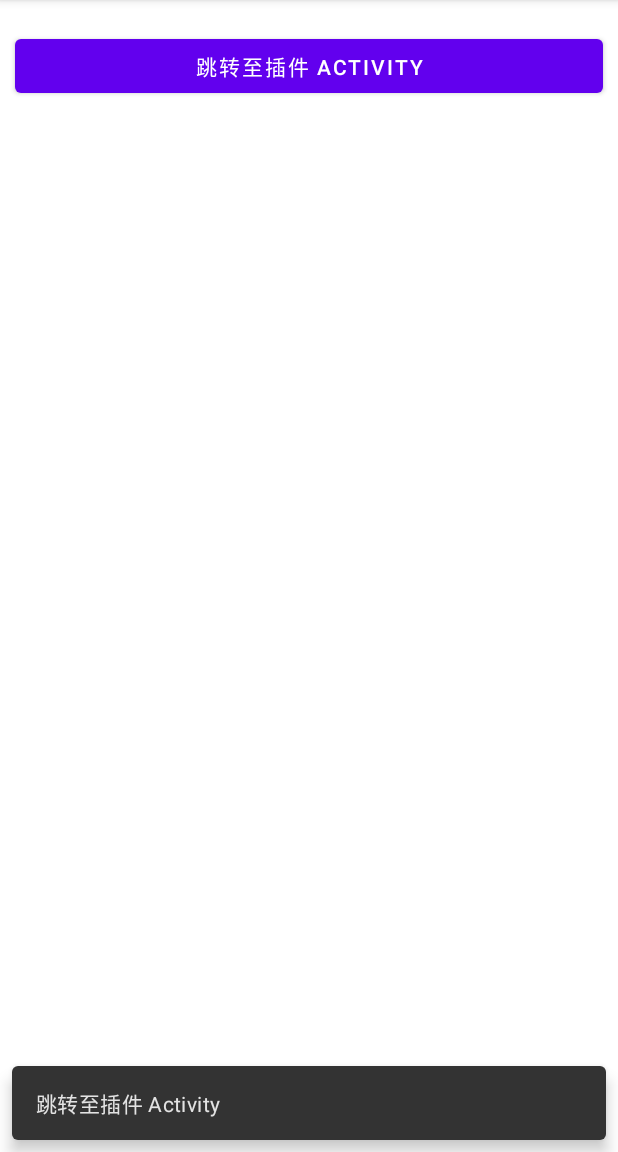
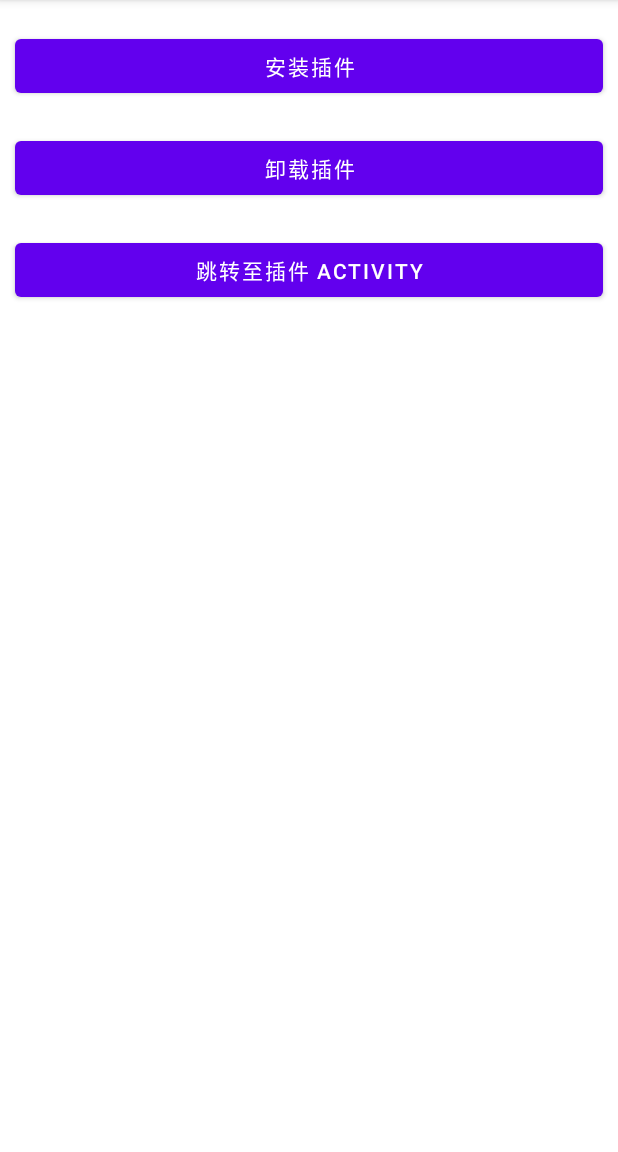
Before and after one commit to monkey1992/XyAndroid, an Android app: the screen it shows after launch (MainActivity), after a tap on "跳转至插件 ACTIVITY", on a phone screen of 412 x 824 dp, the part 84-1236 px from its top. Run offline under Robolectric (Android 15) with nearby library versions, the phone set to English and light mode, and no system bars; network calls fail.

Commit message:
插件化学习

```diff
--- a/pluginhost/src/main/AndroidManifest.xml
+++ b/pluginhost/src/main/AndroidManifest.xml
@@ -2,6 +2,7 @@
 <manifest xmlns:android="http://schemas.android.com/apk/res/android">
 
     <application
+        android:name=".host.PluginHostApplication"
         android:allowBackup="true"
         android:icon="@mipmap/ic_launcher"
         android:label="@string/app_name"
@@ -9,7 +10,7 @@
         android:supportsRtl="true"
         android:theme="@style/Theme.XyAndroid">
         <activity
-            android:name=".MainActivity"
+            android:name=".host.MainActivity"
             android:exported="true"
             android:label="@string/app_name"
             android:theme="@style/Theme.XyAndroid.NoActionBar">
@@ -23,6 +24,7 @@
                 android:name="android.app.lib_name"
                 android:value="" />
         </activity>
+        <activity android:name="com.xy.android.plugin.host.ProxyActivity" />
     </application>
 
 </manifest>
--- /dev/null
+++ b/pluginhost/src/main/java/com/xy/android/plugin/host/IPluginsManager.kt
@@ -0,0 +1,28 @@
+package com.xy.android.plugin.host
+
+import android.content.Context
+import java.io.InputStream
+
+/**
+ * 插件管理接口
+ */
+interface IPluginsManager {
+
+    /**
+     * 初始化
+     */
+    fun init(context: Context)
+
+    /**
+     * 安装插件
+     * @param name 插件名称
+     * @param inputStream 输入流
+     */
+    fun installPlugin(name: String, inputStream: InputStream)
+
+    /**
+     * 卸载插件
+     * @param name 插件名称
+     */
+    fun uninstallPlugin(name: String)
+}
--- a/pluginhost/src/main/java/com/xy/android/plugin/MainActivity.kt
+++ b/pluginhost/src/main/java/com/xy/android/plugin/host/MainActivity.kt
@@ -1,8 +1,7 @@
-package com.xy.android.plugin
+package com.xy.android.plugin.host
 
 import android.os.Bundle
 import androidx.appcompat.app.AppCompatActivity
-import com.google.android.material.snackbar.Snackbar
 import com.xy.android.plugin.databinding.ActivityMainBinding
 
 class MainActivity : AppCompatActivity() {
@@ -17,9 +16,16 @@ class MainActivity : AppCompatActivity() {
 
         setSupportActionBar(binding.toolbar)
 
+        binding.content.btnInstallPlugin.setOnClickListener {
+            PluginsManager.installPlugin("plugin", assets.open("plugin.apk"))
+        }
+
+        binding.content.btnUninstallPlugin.setOnClickListener {
+            PluginsManager.uninstallPlugin("plugin")
+        }
+
         binding.content.btnToPluginActivity.setOnClickListener { view ->
-            Snackbar.make(view, R.string.plugin_host_to_plugin_activity, Snackbar.LENGTH_LONG)
-                .setAction("Action", null).show()
+
         }
     }
 }
--- /dev/null
+++ b/pluginhost/src/main/java/com/xy/android/plugin/host/PluginHostApplication.kt
@@ -0,0 +1,11 @@
+package com.xy.android.plugin.host
+
+import android.app.Application
+
+class PluginHostApplication : Application() {
+
+    override fun onCreate() {
+        super.onCreate()
+        PluginsManager.init(this)
+    }
+}
--- /dev/null
+++ b/pluginhost/src/main/java/com/xy/android/plugin/host/PluginsManager.kt
@@ -0,0 +1,55 @@
+package com.xy.android.plugin.host
+
+import android.content.Context
+import dalvik.system.DexClassLoader
+import java.io.File
+import java.io.InputStream
+
+/**
+ * 插件管理接口
+ */
+object PluginsManager : IPluginsManager {
+
+    private const val PLUGINS_DIRECTORY_NAME = "plugins"
+
+    private const val PLUGIN_OPTIMIZED_DIRECTORY = "optimized"
+
+    private const val PLUGIN_LIBRARY_SEARCH_DIRECTORY = "library"
+
+    private lateinit var pluginsDirectory: File
+
+    private val plugins: HashMap<String, Plugin> by lazy { HashMap() }
+
+    override fun init(context: Context) {
+        pluginsDirectory = File(context.filesDir, PLUGINS_DIRECTORY_NAME)
+        if (!pluginsDirectory.exists() || !pluginsDirectory.isDirectory) {
+            pluginsDirectory.mkdirs()
+        }
+    }
+
+    override fun installPlugin(name: String, inputStream: InputStream) {
+        val pluginDirectory = File(pluginsDirectory, name)
+        pluginDirectory.mkdirs()
+        val optimizedDirectory = File(pluginDirectory, PLUGIN_OPTIMIZED_DIRECTORY)
+        optimizedDirectory.mkdirs()
+        val librarySearchDirectory = File(pluginDirectory, PLUGIN_LIBRARY_SEARCH_DIRECTORY)
+        librarySearchDirectory.mkdirs()
+        val pluginFile = File(pluginDirectory, "$name.apk")
+        pluginFile.writeBytes(inputStream.readBytes())
+        val classLoader = DexClassLoader(
+            pluginFile.absolutePath,
+            optimizedDirectory.absolutePath,
+            librarySearchDirectory.absolutePath,
+            ClassLoader.getSystemClassLoader()
+        )
+        plugins[name] = Plugin(name, classLoader)
+    }
+
+    override fun uninstallPlugin(name: String) {
+        val pluginDirectory = File(pluginsDirectory, name)
+        if (pluginDirectory.exists()) {
+            pluginsDirectory.delete()
+        }
+        plugins.remove(name)
+    }
+}
--- a/pluginhost/src/main/res/layout/activity_main.xml
+++ b/pluginhost/src/main/res/layout/activity_main.xml
@@ -4,7 +4,7 @@
     xmlns:tools="http://schemas.android.com/tools"
     android:layout_width="match_parent"
     android:layout_height="match_parent"
-    tools:context=".MainActivity">
+    tools:context=".host.MainActivity">
 
     <com.google.android.material.appbar.AppBarLayout
         android:layout_width="match_parent"
--- a/pluginhost/src/main/res/layout/content_main.xml
+++ b/pluginhost/src/main/res/layout/content_main.xml
@@ -4,6 +4,32 @@
     android:layout_width="match_parent"
     android:layout_height="match_parent"
     app:layout_behavior="@string/appbar_scrolling_view_behavior">
+
+    <Button
+        android:id="@+id/btn_install_plugin"
+        android:layout_width="match_parent"
+        android:layout_height="wrap_content"
+        android:layout_marginStart="10dp"
+        android:layout_marginTop="20dp"
+        android:layout_marginEnd="10dp"
+        android:text="@string/plugin_host_install_plugin"
+        app:layout_constraintBottom_toTopOf="@+id/btn_uninstall_plugin"
+        app:layout_constraintEnd_toEndOf="parent"
+        app:layout_constraintStart_toStartOf="parent"
+        app:layout_constraintTop_toTopOf="parent" />
+
+    <Button
+        android:id="@+id/btn_uninstall_plugin"
+        android:layout_width="match_parent"
+        android:layout_height="wrap_content"
+        android:layout_marginStart="10dp"
+        android:layout_marginTop="20dp"
+        android:layout_marginEnd="10dp"
+        android:text="@string/plugin_host_uninstall_plugin"
+        app:layout_constraintBottom_toTopOf="@+id/btn_to_plugin_activity"
+        app:layout_constraintEnd_toEndOf="parent"
+        app:layout_constraintStart_toStartOf="parent"
+        app:layout_constraintTop_toBottomOf="@+id/btn_install_plugin" />
 
     <Button
         android:id="@+id/btn_to_plugin_activity"
@@ -15,5 +41,5 @@
         android:text="@string/plugin_host_to_plugin_activity"
         app:layout_constraintEnd_toEndOf="parent"
         app:layout_constraintStart_toStartOf="parent"
-        app:layout_constraintTop_toTopOf="parent" />
+        app:layout_constraintTop_toBottomOf="@+id/btn_uninstall_plugin" />
 </androidx.constraintlayout.widget.ConstraintLayout>
--- a/pluginhost/src/main/res/values/strings.xml
+++ b/pluginhost/src/main/res/values/strings.xml
@@ -1,4 +1,6 @@
 <resources>
     <string name="app_name">Plugin Host</string>
+    <string name="plugin_host_install_plugin">安装插件</string>
+    <string name="plugin_host_uninstall_plugin">卸载插件</string>
     <string name="plugin_host_to_plugin_activity">跳转至插件 Activity</string>
 </resources>
```
Also changed, not shown: pluginapk/src/main/java/com/xy/android/plugin/CommonClass.kt (added, +15 -0 lines), pluginapk/src/main/java/com/xy/android/plugin/IPluginActivity.kt (added, +21 -0 lines), pluginhost/src/main/java/com/xy/android/plugin/IPluginActivity.kt (added, +21 -0 lines), pluginhost/src/main/java/com/xy/android/plugin/host/Plugin.kt (added, +11 -0 lines), pluginhost/src/main/java/com/xy/android/plugin/host/ProxyActivity.kt (added, +14 -0 lines).
